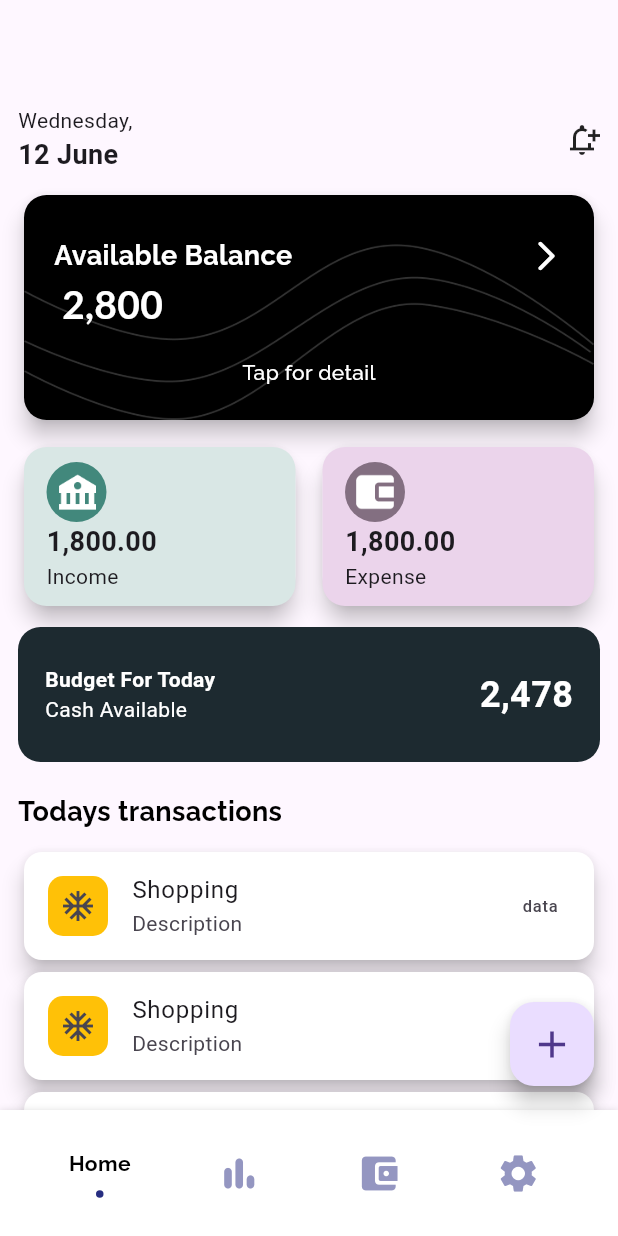
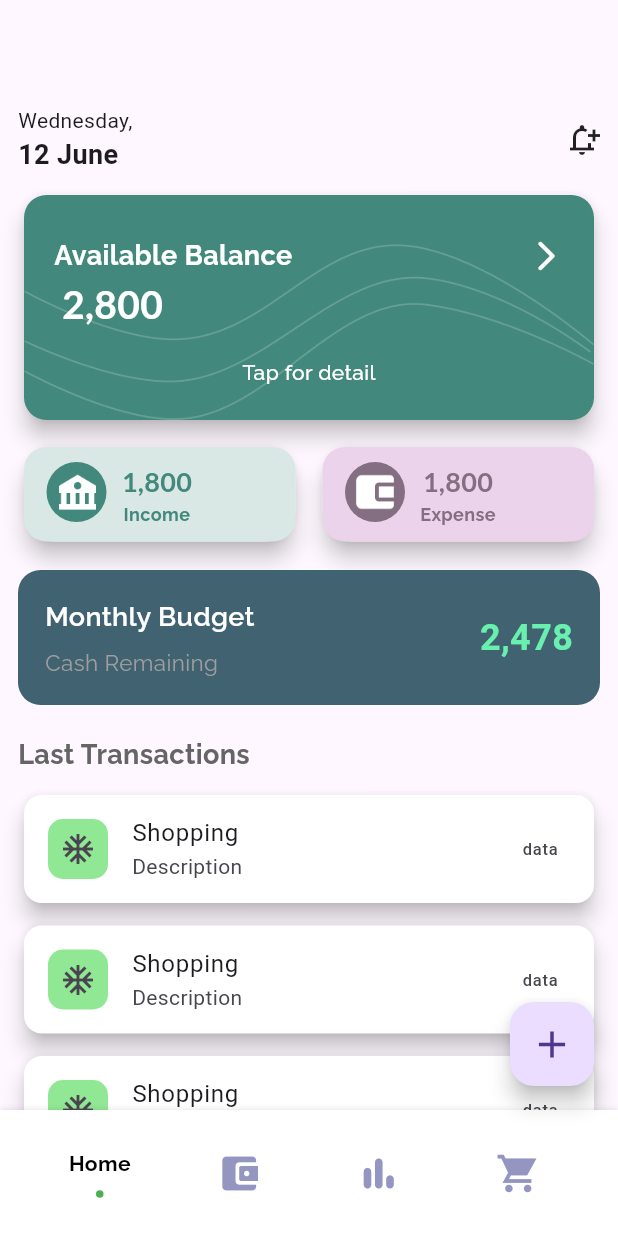
Before and after one commit to Kevinkiron/zoro, a Flutter app: the screen it shows after launch, on a phone screen of 412 x 824 dp. Run offline on Flutter 3.47's test engine with Material 3 defaults, Android fonts, the light colour scheme and no system bars; drawn by our look-alikes of flashy_tab_bar2, flip_card; our stand-ins replace bloc, easy_date_timeline, equatable, fl_chart, flutter_bloc, gap and 1 more.

Commit message:
transaction screen Ui

```diff
--- a/lib/main.dart
+++ b/lib/main.dart
@@ -1,5 +1,7 @@
 import 'package:expense_tracker/screens/home/bloc/home_bloc.dart';
 import 'package:expense_tracker/screens/home/home.dart';
+import 'package:expense_tracker/screens/splash/bloc/splash_bloc.dart';
+import 'package:expense_tracker/screens/splash/splash.dart';
 import 'package:flutter/material.dart';
 import 'package:flutter_bloc/flutter_bloc.dart';
 
@@ -17,6 +19,9 @@ class MyApp extends StatelessWidget {
         BlocProvider(
           create: (context) => HomeBloc(),
         ),
+        BlocProvider(
+          create: (context) => SplashBloc(),
+        ),
       ],
       child: MaterialApp(
         debugShowCheckedModeBanner: false,
@@ -26,7 +31,7 @@ class MyApp extends StatelessWidget {
         theme: ThemeData(
           brightness: Brightness.light,
         ),
-        home: const Home(),
+        home: const Splash(),
       ),
     );
   }
--- a/lib/screens/budget/budget.dart
+++ b/lib/screens/budget/budget.dart
@@ -5,6 +5,6 @@ class Budget extends StatelessWidget {
 
   @override
   Widget build(BuildContext context) {
-    return Text('budget');
+    return const Text('budget');
   }
 }
--- a/lib/screens/home/bloc/home_bloc.dart
+++ b/lib/screens/home/bloc/home_bloc.dart
@@ -11,7 +11,7 @@ part 'home_event.dart';
 part 'home_state.dart';
 
 class HomeBloc extends Bloc<HomeEvent, HomeState> {
-  HomeBloc() : super(HomeState()) {
+  HomeBloc() : super(const HomeState()) {
     on<NavigateIndex>(_bottomChange);
   }
 
--- a/lib/screens/home/bloc/home_state.dart
+++ b/lib/screens/home/bloc/home_state.dart
@@ -13,8 +13,8 @@ class HomeState extends Equatable {
     ],
     this.pages = const <StatelessWidget>[
       HomeView(),
+      Transaction(),
       Statistics(),
-      Transaction(),
       Budget(),
     ],
   });
--- a/lib/screens/home/home.dart
+++ b/lib/screens/home/home.dart
@@ -98,13 +98,14 @@ class HomeView extends StatelessWidget {
               ],
             ),
             const SizedBox(
-              height: 10,
+              height: 15,
             ),
             _budgetForDayCard(),
             const Gap(20),
             AppFont().S(
               fontSize: 18,
-              text: 'Todays transactions',
+              text: 'Last Transactions',
+              color: Color.fromARGB(255, 101, 101, 101),
               fontWeight: FontWeight.bold,
             ),
             const Gap(10),
@@ -119,10 +120,12 @@ class HomeView extends StatelessWidget {
     return ListView.builder(
         padding: EdgeInsets.zero,
         physics: const NeverScrollableScrollPhysics(),
-        itemCount: 6,
+        itemCount: 5,
         shrinkWrap: true,
         itemBuilder: (context, index) {
-          return Card(
+          return Column(
+            children: [
+              Card(
                 elevation: 6,
                 color: Colors.white,
                 child: ListTile(
@@ -133,10 +136,13 @@ class HomeView extends StatelessWidget {
                       width: 40,
                       height: 40,
                       decoration: BoxDecoration(
-                      color: Colors.amber,
+                          color: const Color.fromARGB(255, 145, 232, 148),
                           borderRadius: BorderRadius.circular(10)),
                       child: const Icon(Icons.ac_unit_sharp)),
                 ),
+              ),
+              const Gap(7)
+            ],
           );
         });
   }
@@ -147,36 +153,37 @@ class HomeView extends StatelessWidget {
       height: 90,
       width: 400,
       decoration: BoxDecoration(
-        color: const Color(0xFF1d2a30),
+        color: const Color(0xFF416271),
         borderRadius: BorderRadius.circular(15),
       ),
-      child: const Row(
+      child: Row(
         mainAxisAlignment: MainAxisAlignment.spaceBetween,
         children: [
           Column(
             crossAxisAlignment: CrossAxisAlignment.start,
-            mainAxisAlignment: MainAxisAlignment.center,
+            mainAxisAlignment: MainAxisAlignment.spaceBetween,
             children: [
-              Text(
-                'Budget For Today',
-                style: TextStyle(
+              AppFont().S(
+                text: StringConst.budgetForToday,
                 color: Colors.white,
-                    fontSize: 14,
-                    fontWeight: FontWeight.bold),
+                fontSize: 18,
+                fontWeight: FontWeight.w600,
               ),
-              Text(
-                'Cash Available',
-                style: TextStyle(
-                  color: Colors.white,
-                  fontSize: 14,
-                ),
+              AppFont().S(
+                text: StringConst.cashAvailable,
+                color: Colors.grey,
+                fontSize: 15,
+                fontWeight: FontWeight.w400,
               ),
             ],
           ),
-          Text(
+          const Text(
             '2,478',
             style: TextStyle(
-                color: Colors.white, fontSize: 24, fontWeight: FontWeight.bold),
+              color: Colors.greenAccent,
+              fontSize: 24,
+              fontWeight: FontWeight.bold,
+            ),
           ),
         ],
       ),
@@ -192,7 +199,7 @@ class HomeView extends StatelessWidget {
         decoration: BoxDecoration(
             color: const Color(0xFFEBD4EB),
             borderRadius: BorderRadius.circular(15)),
-        child: Column(
+        child: Row(
           crossAxisAlignment: CrossAxisAlignment.start,
           children: [
             CircleAvatar(
@@ -204,11 +211,23 @@ class HomeView extends StatelessWidget {
                 width: 30,
               ),
             ),
-            const Text(
-              '1,800.00',
-              style: TextStyle(fontSize: 18, fontWeight: FontWeight.bold),
+            const Gap(10),
+            Column(
+              children: [
+                AppFont().N(
+                  text: '1,800',
+                  color: const Color(0xFF836f81),
+                  fontSize: 18,
+                  fontWeight: FontWeight.bold,
                 ),
-            const Text("Expense"),
+                AppFont().S(
+                  text: StringConst.expense,
+                  color: const Color(0xFF836f81),
+                  fontSize: 12,
+                  fontWeight: FontWeight.bold,
+                ),
+              ],
+            ),
           ],
         ),
       ),
@@ -224,7 +243,7 @@ class HomeView extends StatelessWidget {
         decoration: BoxDecoration(
             color: const Color(0xFFd9e7e5),
             borderRadius: BorderRadius.circular(15)),
-        child: Column(
+        child: Row(
           crossAxisAlignment: CrossAxisAlignment.start,
           children: [
             CircleAvatar(
@@ -236,11 +255,23 @@ class HomeView extends StatelessWidget {
                 width: 30,
               ),
             ),
-            const Text(
-              '1,800.00',
-              style: TextStyle(fontSize: 18, fontWeight: FontWeight.bold),
+            const Gap(10),
+            Column(
+              children: [
+                AppFont().N(
+                  text: '1,800',
+                  color: const Color(0xFF42887c),
+                  fontSize: 18,
+                  fontWeight: FontWeight.bold,
                 ),
-            const Text("Income"),
+                AppFont().S(
+                  text: StringConst.income,
+                  color: const Color(0xFF42887c),
+                  fontSize: 12,
+                  fontWeight: FontWeight.bold,
+                ),
+              ],
+            ),
           ],
         ),
       ),
@@ -331,7 +362,7 @@ class HomeView extends StatelessWidget {
             alignment: Alignment.bottomCenter,
             fit: BoxFit.contain,
           ),
-          color: Colors.black,
+          color: const Color(0xFF42887c),
           borderRadius: BorderRadius.circular(15)),
       child: Column(
         crossAxisAlignment: CrossAxisAlignment.start,
--- /dev/null
+++ b/lib/screens/splash/bloc/splash_bloc.dart
@@ -0,0 +1,14 @@
+import 'package:bloc/bloc.dart';
+import 'package:equatable/equatable.dart';
+
+part 'splash_event.dart';
+part 'splash_state.dart';
+
+class SplashBloc extends Bloc<SplashEvent, SplashState> {
+  SplashBloc() : super(const SplashState()) {
+    on<NavigateToHome>(navigateToHome);
+  }
+  navigateToHome(NavigateToHome event, Emitter<SplashState> emit) {
+    emit(const SplashState(status: Status.success));
+  }
+}
--- /dev/null
+++ b/lib/screens/splash/bloc/splash_event.dart
@@ -0,0 +1,15 @@
+part of 'splash_bloc.dart';
+
+class SplashEvent extends Equatable {
+  const SplashEvent();
+
+  @override
+  List<Object> get props => [];
+}
+
+class NavigateToHome extends SplashEvent {
+  const NavigateToHome();
+
+  @override
+  List<Object> get props => [];
+}
--- /dev/null
+++ b/lib/screens/splash/bloc/splash_state.dart
@@ -0,0 +1,13 @@
+part of 'splash_bloc.dart';
+
+enum Status { success, failure, initial }
+
+class SplashState extends Equatable {
+  final Status status;
+  const SplashState({
+    this.status = Status.initial,
+  });
+
+  @override
+  List<Object> get props => [status];
+}
--- a/lib/utils/bottom.dart
+++ b/lib/utils/bottom.dart
@@ -23,19 +23,22 @@ class BottomNavBar extends StatelessWidget {
           },
           items: [
             FlashyTabBarItem(
-              icon: const Icon(Icons.home_rounded),
+              activeColor: Colors.green,
+              icon: const Icon(
+                Icons.home_rounded,
+              ),
               title: AppFont().S(text: 'Home'),
             ),
             FlashyTabBarItem(
-              icon: const Icon(Icons.bar_chart_rounded),
-              title: AppFont().S(text: 'Statistics'),
+              icon: const Icon(Icons.account_balance_wallet_rounded),
+              title: AppFont().S(text: 'Transaction'),
             ),
             FlashyTabBarItem(
-              icon: const Icon(Icons.account_balance_wallet_rounded),
-              title: AppFont().S(text: 'Transactions'),
+              icon: const Icon(Icons.bar_chart_rounded),
+              title: AppFont().S(text: 'Statistic'),
             ),
             FlashyTabBarItem(
-                icon: const Icon(Icons.settings),
+                icon: const Icon(Icons.local_grocery_store_sharp),
                 title: AppFont().S(text: 'Budget')),
           ],
         );
--- a/lib/utils/string_const.dart
+++ b/lib/utils/string_const.dart
@@ -3,6 +3,6 @@ class StringConst {
   static const String tapForDetail = 'Tap for detail';
   static const String income = 'Income';
   static const String expense = 'Expense';
-  static const String budgetForToday = 'Budget For Today';
-  static const String cashAvailable = 'Cash Available';
+  static const String budgetForToday = "Monthly Budget";
+  static const String cashAvailable = 'Cash Remaining';
 }
--- a/pubspec.yaml
+++ b/pubspec.yaml
@@ -14,7 +14,6 @@ dependencies:
   cupertino_icons: ^1.0.6
   bloc: ^8.1.4
   flutter_bloc: ^8.1.6
-  go_router: ^14.1.4
   gap: ^3.0.1
   flashy_tab_bar2: ^0.0.10
   flip_card: ^0.7.0
```
Also changed, not shown: lib/screens/add_expense_income/expense_form.dart (added, +44 -0 lines), lib/screens/splash/splash.dart (added, +25 -0 lines), lib/screens/transactions/transaction.dart (+86 -1 lines), pubspec.lock. Lines whose indentation alone changed are shown as unchanged.
